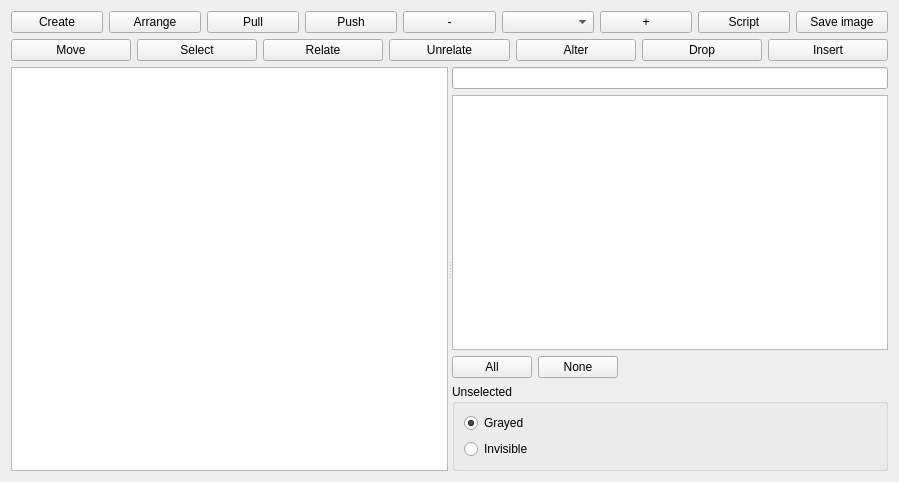
Old version of the form src/schema2/schema2view.ui in the repository mugiseyebrows/mugi-query.
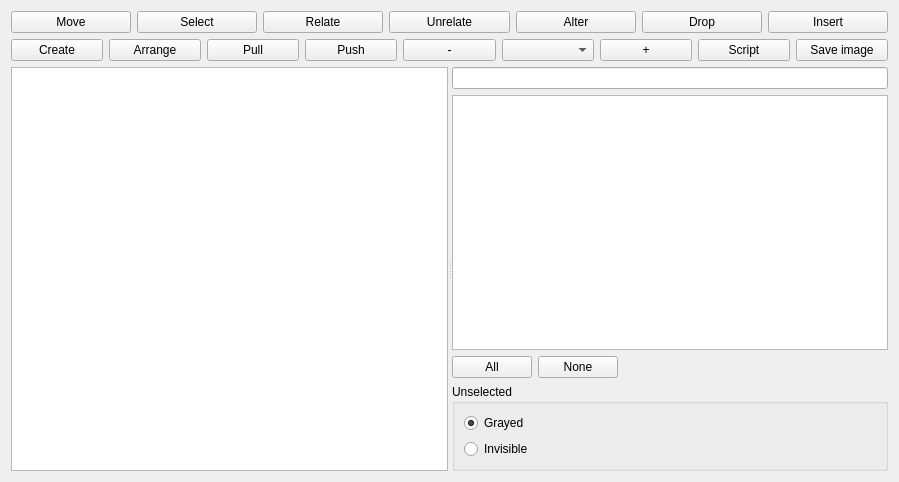
New version of the form.

```diff
--- a/src/schema2/schema2view.ui
+++ b/src/schema2/schema2view.ui
@@ -14,6 +14,80 @@
    <string>Form</string>
   </property>
   <layout class="QVBoxLayout" name="verticalLayout_3">
+   <item>
+    <layout class="QHBoxLayout" name="horizontalLayout_3">
+     <item>
+      <widget class="QPushButton" name="move">
+       <property name="text">
+        <string>Move</string>
+       </property>
+       <property name="checkable">
+        <bool>true</bool>
+       </property>
+      </widget>
+     </item>
+     <item>
+      <widget class="QPushButton" name="select">
+       <property name="text">
+        <string>Select</string>
+       </property>
+       <property name="checkable">
+        <bool>true</bool>
+       </property>
+      </widget>
+     </item>
+     <item>
+      <widget class="QPushButton" name="relate">
+       <property name="text">
+        <string>Relate</string>
+       </property>
+       <property name="checkable">
+        <bool>true</bool>
+       </property>
+      </widget>
+     </item>
+     <item>
+      <widget class="QPushButton" name="unrelate">
+       <property name="text">
+        <string>Unrelate</string>
+       </property>
+       <property name="checkable">
+        <bool>true</bool>
+       </property>
+      </widget>
+     </item>
+     <item>
+      <widget class="QPushButton" name="alter">
+       <property name="text">
+        <string>Alter</string>
+       </property>
+       <property name="checkable">
+        <bool>true</bool>
+       </property>
+      </widget>
+     </item>
+     <item>
+      <widget class="QPushButton" name="drop">
+       <property name="text">
+        <string>Drop</string>
+       </property>
+       <property name="checkable">
+        <bool>true</bool>
+       </property>
+      </widget>
+     </item>
+     <item>
+      <widget class="QPushButton" name="insert">
+       <property name="text">
+        <string>Insert</string>
+       </property>
+       <property name="checkable">
+        <bool>true</bool>
+       </property>
+      </widget>
+     </item>
+    </layout>
+   </item>
    <item>
     <layout class="QHBoxLayout" name="horizontalLayout">
      <item>
@@ -77,80 +151,6 @@
      </item>
     </layout>
    </item>
-   <item>
-    <layout class="QHBoxLayout" name="horizontalLayout_3">
-     <item>
-      <widget class="QPushButton" name="move">
-       <property name="text">
-        <string>Move</string>
-       </property>
-       <property name="checkable">
-        <bool>true</bool>
-       </property>
-      </widget>
-     </item>
-     <item>
-      <widget class="QPushButton" name="select">
-       <property name="text">
-        <string>Select</string>
-       </property>
-       <property name="checkable">
-        <bool>true</bool>
-       </property>
-      </widget>
-     </item>
-     <item>
-      <widget class="QPushButton" name="relate">
-       <property name="text">
-        <string>Relate</string>
-       </property>
-       <property name="checkable">
-        <bool>true</bool>
-       </property>
-      </widget>
-     </item>
-     <item>
-      <widget class="QPushButton" name="unrelate">
-       <property name="text">
-        <string>Unrelate</string>
-       </property>
-       <property name="checkable">
-        <bool>true</bool>
-       </property>
-      </widget>
-     </item>
-     <item>
-      <widget class="QPushButton" name="alter">
-       <property name="text">
-        <string>Alter</string>
-       </property>
-       <property name="checkable">
-        <bool>true</bool>
-       </property>
-      </widget>
-     </item>
-     <item>
-      <widget class="QPushButton" name="drop">
-       <property name="text">
-        <string>Drop</string>
-       </property>
-       <property name="checkable">
-        <bool>true</bool>
-       </property>
-      </widget>
-     </item>
-     <item>
-      <widget class="QPushButton" name="insert">
-       <property name="text">
-        <string>Insert</string>
-       </property>
-       <property name="checkable">
-        <bool>true</bool>
-       </property>
-      </widget>
-     </item>
-    </layout>
-   </item>
    <item>
     <widget class="QSplitter" name="splitter">
      <property name="orientation">
```
